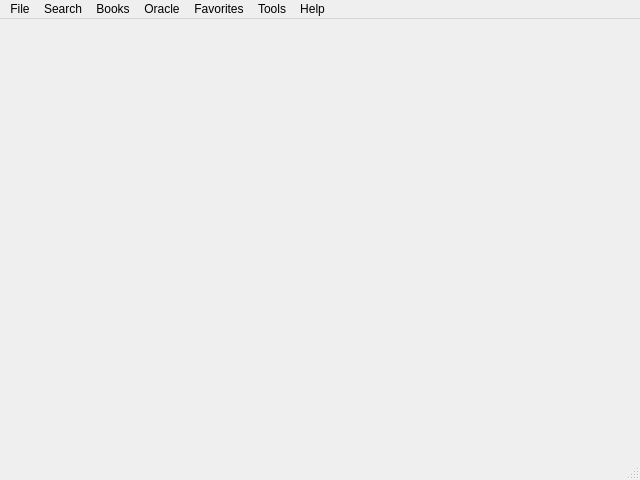
First picture: the form in source/qtdesigner/MGrep_ui.ui, repository MValaguz/MGrep, before the edit.
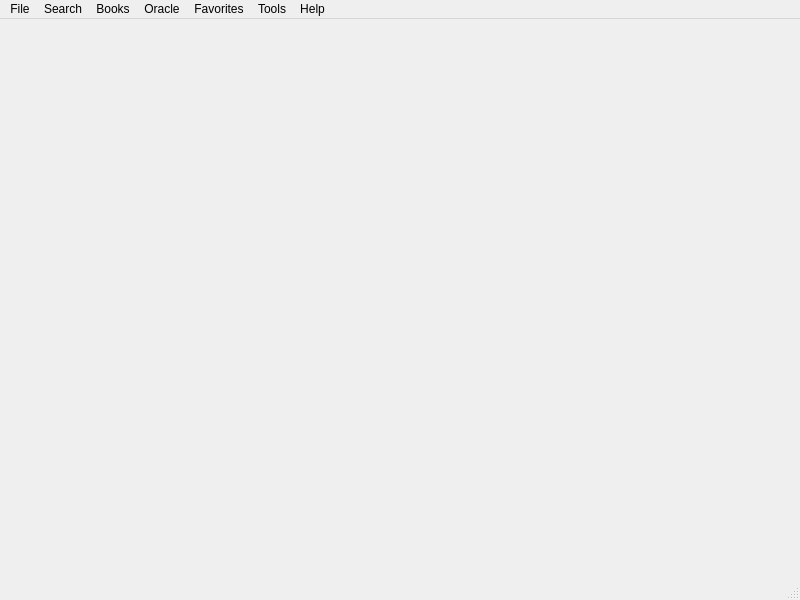
Second picture: the form after the edit. Icons and pictures are not drawn.

The edit to the form file:
```diff
--- a/source/qtdesigner/MGrep_ui.ui
+++ b/source/qtdesigner/MGrep_ui.ui
@@ -6,8 +6,8 @@
    <rect>
     <x>0</x>
     <y>0</y>
-    <width>640</width>
-    <height>480</height>
+    <width>800</width>
+    <height>600</height>
    </rect>
   </property>
   <property name="windowTitle">
@@ -23,7 +23,7 @@
     <rect>
      <x>0</x>
      <y>0</y>
-     <width>640</width>
+     <width>800</width>
      <height>26</height>
     </rect>
    </property>
```
Left out of the diff: 134 changed lines with no effect on the pictures.
